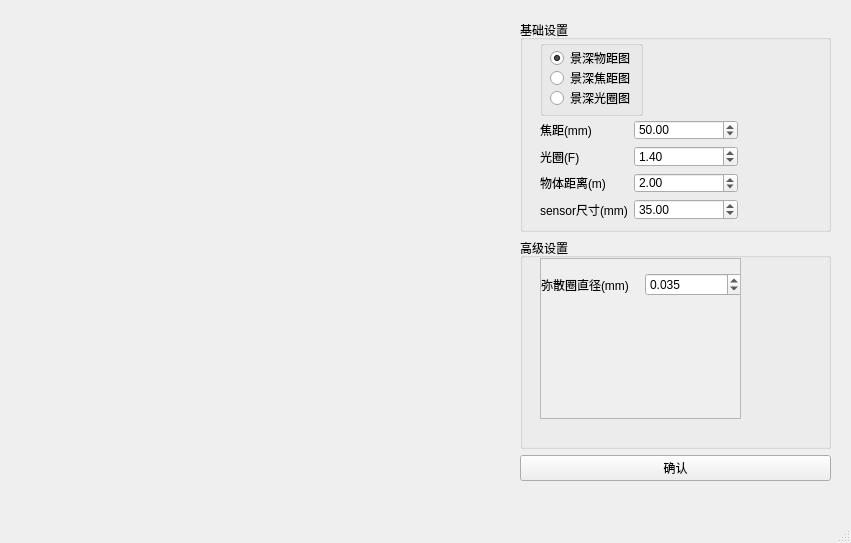
This is field_depth.ui in xiaoqinxing/ImageTools as Qt 5 draws it before an edit. The edited form follows.
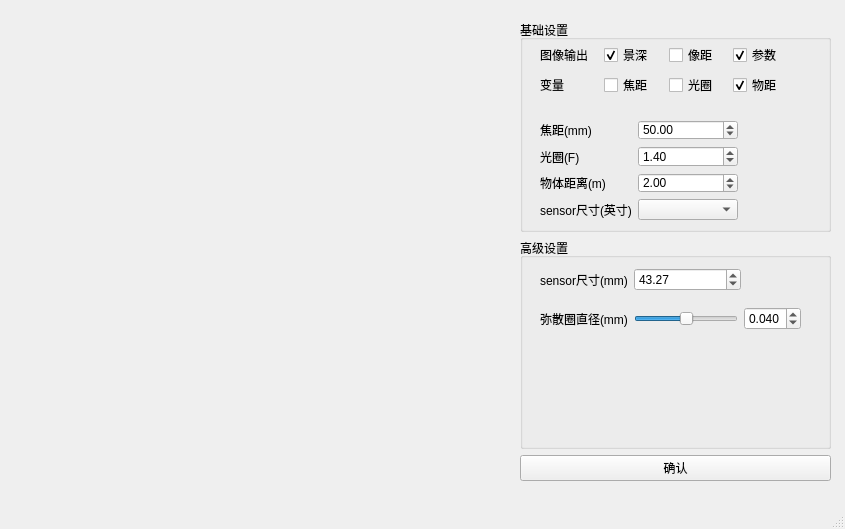
This is the edited form.

Commit message: ADD FUNC: 等效焦距，超焦距的计算，增加弥散圈滑条

The edit to the form file:
```diff
--- a/field_depth.ui
+++ b/field_depth.ui
@@ -6,8 +6,8 @@
    <rect>
     <x>0</x>
     <y>0</y>
-    <width>851</width>
-    <height>543</height>
+    <width>845</width>
+    <height>529</height>
    </rect>
   </property>
   <property name="windowTitle">
@@ -40,64 +40,6 @@
        <property name="title">
         <string>基础设置</string>
        </property>
-       <widget class="QGroupBox" name="groupBox">
-        <property name="geometry">
-         <rect>
-          <x>20</x>
-          <y>20</y>
-          <width>103</width>
-          <height>76</height>
-         </rect>
-        </property>
-        <property name="title">
-         <string/>
-        </property>
-        <widget class="QRadioButton" name="radioButton_2">
-         <property name="geometry">
-          <rect>
-           <x>10</x>
-           <y>10</y>
-           <width>83</width>
-           <height>16</height>
-          </rect>
-         </property>
-         <property name="acceptDrops">
-          <bool>false</bool>
-         </property>
-         <property name="text">
-          <string>景深物距图</string>
-         </property>
-         <property name="checked">
-          <bool>true</bool>
-         </property>
-        </widget>
-        <widget class="QRadioButton" name="radioButton">
-         <property name="geometry">
-          <rect>
-           <x>10</x>
-           <y>30</y>
-           <width>83</width>
-           <height>16</height>
-          </rect>
-         </property>
-         <property name="text">
-          <string>景深焦距图</string>
-         </property>
-        </widget>
-        <widget class="QRadioButton" name="radioButton_3">
-         <property name="geometry">
-          <rect>
-           <x>10</x>
-           <y>50</y>
-           <width>83</width>
-           <height>16</height>
-          </rect>
-         </property>
-         <property name="text">
-          <string>景深光圈图</string>
-         </property>
-        </widget>
-       </widget>
        <widget class="QWidget" name="formLayoutWidget">
         <property name="geometry">
          <rect>
@@ -152,26 +94,6 @@
            </property>
           </widget>
          </item>
-         <item row="3" column="0">
-          <widget class="QLabel" name="label_3">
-           <property name="text">
-            <string>sensor尺寸(mm)</string>
-           </property>
-          </widget>
-         </item>
-         <item row="3" column="1">
-          <widget class="QDoubleSpinBox" name="sensor_size">
-           <property name="maximum">
-            <double>100.000000000000000</double>
-           </property>
-           <property name="singleStep">
-            <double>0.005000000000000</double>
-           </property>
-           <property name="value">
-            <double>35.000000000000000</double>
-           </property>
-          </widget>
-         </item>
          <item row="0" column="1">
           <widget class="QDoubleSpinBox" name="focus_length">
            <property name="maximum">
@@ -182,6 +104,105 @@
            </property>
           </widget>
          </item>
+         <item row="3" column="0">
+          <widget class="QLabel" name="label_8">
+           <property name="text">
+            <string>sensor尺寸(英寸)</string>
+           </property>
+          </widget>
+         </item>
+         <item row="3" column="1">
+          <widget class="QComboBox" name="sensor_size_list"/>
+         </item>
+        </layout>
+       </widget>
+       <widget class="QWidget" name="gridLayoutWidget_4">
+        <property name="geometry">
+         <rect>
+          <x>20</x>
+          <y>20</y>
+          <width>251</width>
+          <height>31</height>
+         </rect>
+        </property>
+        <layout class="QGridLayout" name="gridLayout_4">
+         <item row="0" column="1">
+          <widget class="QCheckBox" name="output_field_depth">
+           <property name="text">
+            <string>景深</string>
+           </property>
+           <property name="checked">
+            <bool>true</bool>
+           </property>
+          </widget>
+         </item>
+         <item row="0" column="3">
+          <widget class="QCheckBox" name="output_params">
+           <property name="text">
+            <string>参数</string>
+           </property>
+           <property name="checked">
+            <bool>true</bool>
+           </property>
+          </widget>
+         </item>
+         <item row="0" column="2">
+          <widget class="QCheckBox" name="checkBox">
+           <property name="text">
+            <string>像距</string>
+           </property>
+          </widget>
+         </item>
+         <item row="0" column="0">
+          <widget class="QLabel" name="label_5">
+           <property name="text">
+            <string>图像输出</string>
+           </property>
+          </widget>
+         </item>
+        </layout>
+       </widget>
+       <widget class="QWidget" name="gridLayoutWidget_5">
+        <property name="geometry">
+         <rect>
+          <x>20</x>
+          <y>50</y>
+          <width>251</width>
+          <height>31</height>
+         </rect>
+        </property>
+        <layout class="QGridLayout" name="gridLayout_5">
+         <item row="0" column="1">
+          <widget class="QCheckBox" name="input_focus_length">
+           <property name="text">
+            <string>焦距</string>
+           </property>
+          </widget>
+         </item>
+         <item row="0" column="3">
+          <widget class="QCheckBox" name="input_distance">
+           <property name="text">
+            <string>物距</string>
+           </property>
+           <property name="checked">
+            <bool>true</bool>
+           </property>
+          </widget>
+         </item>
+         <item row="0" column="2">
+          <widget class="QCheckBox" name="input_apeture">
+           <property name="text">
+            <string>光圈</string>
+           </property>
+          </widget>
+         </item>
+         <item row="0" column="0">
+          <widget class="QLabel" name="label_6">
+           <property name="text">
+            <string>变量</string>
+           </property>
+          </widget>
+         </item>
         </layout>
        </widget>
       </widget>
@@ -191,63 +212,82 @@
        <property name="title">
         <string>高级设置</string>
        </property>
-       <widget class="QScrollArea" name="scrollArea">
+       <widget class="QWidget" name="gridLayoutWidget_2">
         <property name="geometry">
          <rect>
           <x>20</x>
-          <y>20</y>
+          <y>60</y>
+          <width>261</width>
+          <height>41</height>
+         </rect>
+        </property>
+        <layout class="QGridLayout" name="gridLayout_2">
+         <item row="0" column="2">
+          <widget class="QDoubleSpinBox" name="confusion_circle_diam">
+           <property name="decimals">
+            <number>3</number>
+           </property>
+           <property name="maximum">
+            <double>1.000000000000000</double>
+           </property>
+           <property name="singleStep">
+            <double>0.005000000000000</double>
+           </property>
+           <property name="value">
+            <double>0.040000000000000</double>
+           </property>
+          </widget>
+         </item>
+         <item row="0" column="1">
+          <widget class="QSlider" name="confusion_circle_diam_slide">
+           <property name="value">
+            <number>50</number>
+           </property>
+           <property name="orientation">
+            <enum>Qt::Horizontal</enum>
+           </property>
+          </widget>
+         </item>
+         <item row="0" column="0">
+          <widget class="QLabel" name="label_7">
+           <property name="text">
+            <string>弥散圈直径(mm)</string>
+           </property>
+          </widget>
+         </item>
+        </layout>
+       </widget>
+       <widget class="QWidget" name="formLayoutWidget_2">
+        <property name="geometry">
+         <rect>
+          <x>20</x>
+          <y>30</y>
           <width>201</width>
-          <height>161</height>
+          <height>31</height>
          </rect>
         </property>
-        <property name="widgetResizable">
-         <bool>true</bool>
-        </property>
-        <widget class="QWidget" name="scrollAreaWidgetContents">
-         <property name="geometry">
-          <rect>
-           <x>0</x>
-           <y>0</y>
-           <width>199</width>
-           <height>159</height>
-          </rect>
-         </property>
-         <widget class="QWidget" name="gridLayoutWidget_2">
-          <property name="geometry">
-           <rect>
-            <x>0</x>
-            <y>10</y>
-            <width>201</width>
-            <height>31</height>
-           </rect>
-          </property>
-          <layout class="QGridLayout" name="gridLayout_2">
-           <item row="0" column="0">
-            <widget class="QLabel" name="label_7">
-             <property name="text">
-              <string>弥散圈直径(mm)</string>
-             </property>
-            </widget>
-           </item>
-           <item row="0" column="1">
-            <widget class="QDoubleSpinBox" name="confusion_circle_diam">
-             <property name="decimals">
-              <number>3</number>
-             </property>
-             <property name="maximum">
-              <double>1.000000000000000</double>
-             </property>
-             <property name="singleStep">
-              <double>0.005000000000000</double>
-             </property>
-             <property name="value">
-              <double>0.035000000000000</double>
-             </property>
-            </widget>
-           </item>
-          </layout>
-         </widget>
-        </widget>
+        <layout class="QFormLayout" name="formLayout_2">
+         <item row="0" column="0">
+          <widget class="QLabel" name="label_3">
+           <property name="text">
+            <string>sensor尺寸(mm)</string>
+           </property>
+          </widget>
+         </item>
+         <item row="0" column="1">
+          <widget class="QDoubleSpinBox" name="sensor_size">
+           <property name="maximum">
+            <double>100.000000000000000</double>
+           </property>
+           <property name="singleStep">
+            <double>0.005000000000000</double>
+           </property>
+           <property name="value">
+            <double>43.270000000000003</double>
+           </property>
+          </widget>
+         </item>
+        </layout>
        </widget>
       </widget>
      </item>
```
Left out of the diff: 2 changed lines with no effect on the pictures. The commit also changes 2 other files.
